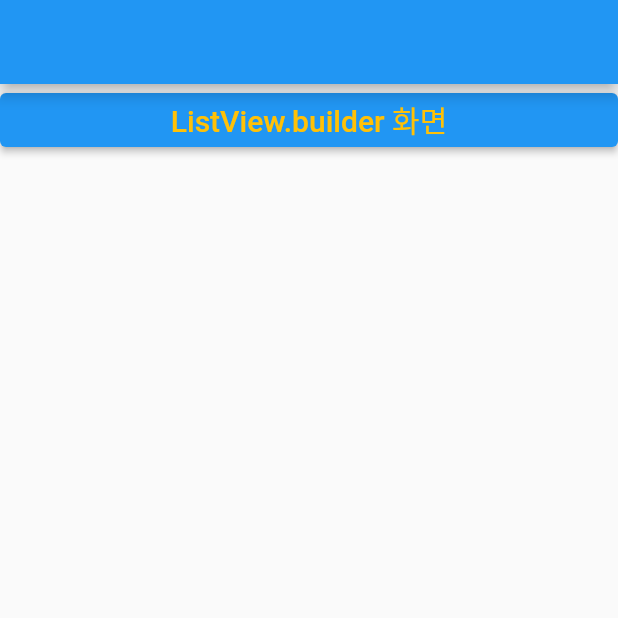
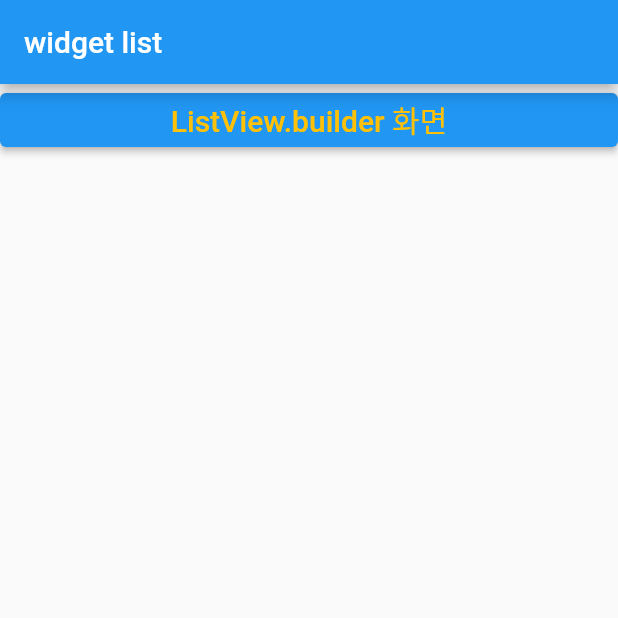
Before and after one commit to SeoDongSeuk/widget_library_app, a Flutter app: the screen it shows after launch, on a phone screen of 412 x 824 dp, the top half of it. Run offline on Flutter 3.47's test engine with Material 2 defaults, Android fonts, the phone set to English and light mode, and no system bars.

Commit message:
appbar text 추가

```diff
--- a/lib/s_widget_library_app.dart
+++ b/lib/s_widget_library_app.dart
@@ -7,7 +7,9 @@ class WidgetLibraryApp extends StatelessWidget {
   @override
   Widget build(BuildContext context) {
     return Scaffold(
-      appBar: AppBar(),
+      appBar: AppBar(
+        title: const Text('widget list'),
+      ),
       body: const WidgetList(),
     );
   }
```
